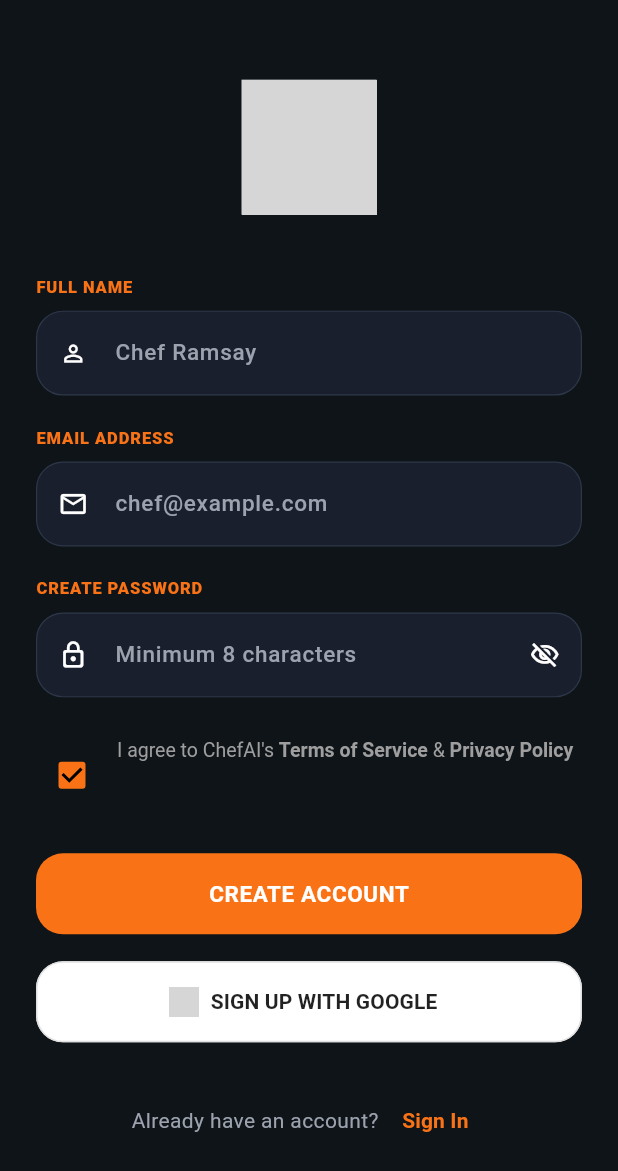
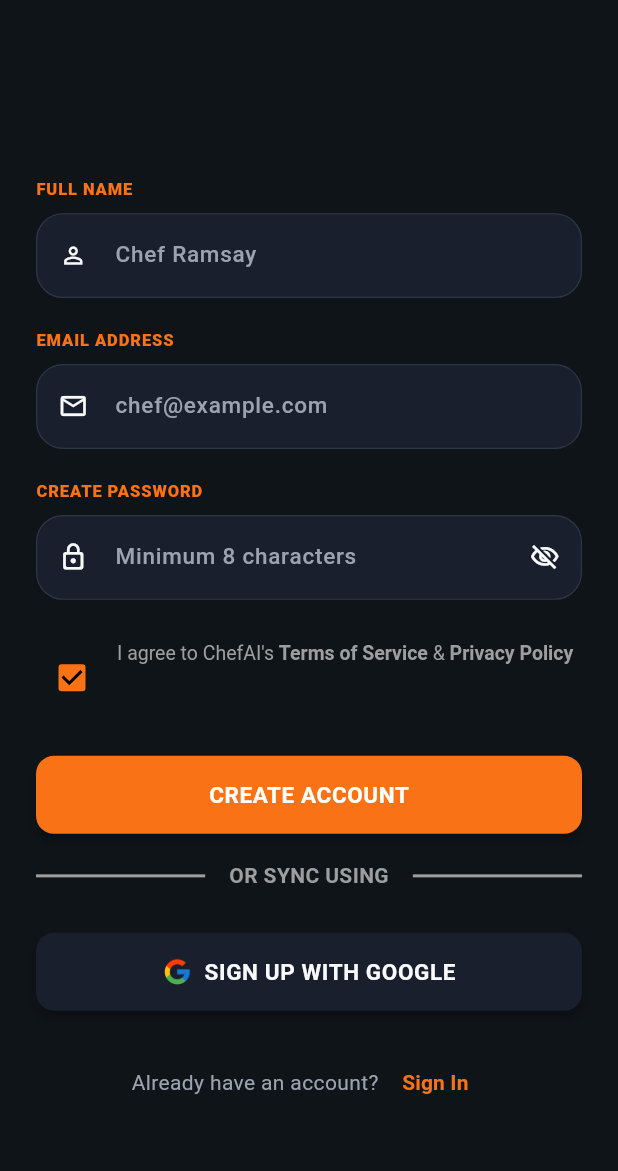
Before and after one commit to amansingh8670/chefai_flutter, a Flutter app: the SignUpScreen screen opened directly, on a phone screen of 412 x 824 dp. Shown: the top 1171 px of the screen. Run offline on Flutter 3.47's test engine with Material 3 defaults, Android fonts, the phone set to English and light mode, and no system bars; our stand-ins replace flutter_riverpod, flutter_svg; grey boxes are pictures that could not be loaded.

Commit message:
create primary secondary button and refine sign up page

```diff
--- a/lib/core/theme/app_theme.dart
+++ b/lib/core/theme/app_theme.dart
@@ -3,7 +3,6 @@ import 'package:flutter/material.dart';
 import 'app_colors.dart';
 
 class AppTheme {
-
   // =========================================================
   // LIGHT THEME
   // =========================================================
@@ -20,12 +19,12 @@ class AppTheme {
       secondary: AppColors.accentTeal,
       error: AppColors.dangerLight,
       surface: AppColors.surfaceLight,
+      onSurface: AppColors.textPrimaryLight,
     ),
 
     // =====================================================
     // APP BAR
     // =====================================================
-
     appBarTheme: const AppBarTheme(
       centerTitle: true,
       elevation: 0,
@@ -36,28 +35,21 @@ class AppTheme {
     // =====================================================
     // ICONS
     // =====================================================
-
-    iconTheme: const IconThemeData(
-      color: AppColors.textPrimaryLight,
-    ),
+    iconTheme: const IconThemeData(color: AppColors.textPrimaryLight),
 
     // =====================================================
     // CARD THEME
     // =====================================================
-
     cardTheme: CardThemeData(
       color: AppColors.cardBgLight,
       elevation: 0,
 
-      shape: RoundedRectangleBorder(
-        borderRadius: BorderRadius.circular(20),
-      ),
+      shape: RoundedRectangleBorder(borderRadius: BorderRadius.circular(20)),
     ),
 
     // =====================================================
     // DIVIDERS
     // =====================================================
-
     dividerTheme: const DividerThemeData(
       color: AppColors.dividerLight,
       thickness: 1,
@@ -66,57 +58,43 @@ class AppTheme {
     // =====================================================
     // PAGE TRANSITIONS
     // =====================================================
-
     pageTransitionsTheme: const PageTransitionsTheme(
       builders: {
-        TargetPlatform.android:
-            FadeUpwardsPageTransitionsBuilder(),
+        TargetPlatform.android: FadeUpwardsPageTransitionsBuilder(),
 
-        TargetPlatform.iOS:
-            CupertinoPageTransitionsBuilder(),
+        TargetPlatform.iOS: CupertinoPageTransitionsBuilder(),
       },
     ),
 
     // =====================================================
     // ELEVATED BUTTONS
     // =====================================================
-
     elevatedButtonTheme: ElevatedButtonThemeData(
       style: ElevatedButton.styleFrom(
         backgroundColor: AppColors.primaryOrange,
 
         foregroundColor: Colors.white,
 
-        elevation: 0,
+        elevation: 3,
 
-        padding: const EdgeInsets.symmetric(
-          horizontal: 20,
-          vertical: 14,
-        ),
+        padding: const EdgeInsets.symmetric(horizontal: 20, vertical: 14),
 
-        shape: RoundedRectangleBorder(
-          borderRadius: BorderRadius.circular(12),
-        ),
+        shape: RoundedRectangleBorder(borderRadius: BorderRadius.circular(12)),
       ),
     ),
 
     // =====================================================
     // TEXT THEME
     // =====================================================
-
     textTheme: const TextTheme(
       headlineMedium: TextStyle(
         color: AppColors.textPrimaryLight,
         fontWeight: FontWeight.bold,
       ),
 
-      bodyLarge: TextStyle(
-        color: AppColors.textPrimaryLight,
-      ),
+      bodyLarge: TextStyle(color: AppColors.textPrimaryLight),
 
-      bodyMedium: TextStyle(
-        color: AppColors.textSecondaryLight,
-      ),
+      bodyMedium: TextStyle(color: AppColors.textSecondaryLight),
     ),
   );
 
@@ -136,12 +114,12 @@ class AppTheme {
       secondary: AppColors.accentTeal,
       error: AppColors.dangerDark,
       surface: AppColors.surfaceDark,
+      onSurface: AppColors.textPrimaryDark,
     ),
 
     // =====================================================
     // APP BAR
     // =====================================================
-
     appBarTheme: const AppBarTheme(
       centerTitle: true,
       elevation: 0,
@@ -152,28 +130,21 @@ class AppTheme {
     // =====================================================
     // ICONS
     // =====================================================
-
-    iconTheme: const IconThemeData(
-      color: AppColors.textPrimaryDark,
-    ),
+    iconTheme: const IconThemeData(color: AppColors.textPrimaryDark),
 
     // =====================================================
     // CARD THEME
     // =====================================================
-
     cardTheme: CardThemeData(
       color: AppColors.cardBgDark,
       elevation: 0,
 
-      shape: RoundedRectangleBorder(
-        borderRadius: BorderRadius.circular(20),
-      ),
+      shape: RoundedRectangleBorder(borderRadius: BorderRadius.circular(20)),
     ),
 
     // =====================================================
     // DIVIDERS
     // =====================================================
-
     dividerTheme: const DividerThemeData(
       color: AppColors.dividerDark,
       thickness: 1,
@@ -182,57 +153,43 @@ class AppTheme {
     // =====================================================
     // PAGE TRANSITIONS
     // =====================================================
-
     pageTransitionsTheme: const PageTransitionsTheme(
       builders: {
-        TargetPlatform.android:
-            FadeUpwardsPageTransitionsBuilder(),
+        TargetPlatform.android: FadeUpwardsPageTransitionsBuilder(),
 
-        TargetPlatform.iOS:
-            CupertinoPageTransitionsBuilder(),
+        TargetPlatform.iOS: CupertinoPageTransitionsBuilder(),
       },
     ),
 
     // =====================================================
     // ELEVATED BUTTONS
     // =====================================================
-
     elevatedButtonTheme: ElevatedButtonThemeData(
       style: ElevatedButton.styleFrom(
         backgroundColor: AppColors.primaryOrange,
 
         foregroundColor: Colors.white,
 
-        elevation: 0,
+        elevation: 3,
 
-        padding: const EdgeInsets.symmetric(
-          horizontal: 20,
-          vertical: 14,
-        ),
+        padding: const EdgeInsets.symmetric(horizontal: 20, vertical: 14),
 
-        shape: RoundedRectangleBorder(
-          borderRadius: BorderRadius.circular(12),
-        ),
+        shape: RoundedRectangleBorder(borderRadius: BorderRadius.circular(12)),
       ),
     ),
 
     // =====================================================
     // TEXT THEME
     // =====================================================
-
     textTheme: const TextTheme(
       headlineMedium: TextStyle(
         color: AppColors.textPrimaryDark,
         fontWeight: FontWeight.bold,
       ),
 
-      bodyLarge: TextStyle(
-        color: AppColors.textPrimaryDark,
-      ),
+      bodyLarge: TextStyle(color: AppColors.textPrimaryDark),
 
-      bodyMedium: TextStyle(
-        color: AppColors.textSecondaryDark,
-      ),
+      bodyMedium: TextStyle(color: AppColors.textSecondaryDark),
     ),
   );
 }
--- a/lib/features/authentication/widgets/signup_form.dart
+++ b/lib/features/authentication/widgets/signup_form.dart
@@ -1,7 +1,11 @@
 import 'package:chef_ai_mobile/core/theme/app_colors.dart';
+import 'package:chef_ai_mobile/shared/widgets/buttons/primary_button.dart';
+import 'package:chef_ai_mobile/shared/widgets/buttons/secondary_button.dart';
+import 'package:chef_ai_mobile/shared/widgets/enums/button_icon_position.dart';
 import 'package:chef_ai_mobile/shared/widgets/inputs/email_field.dart';
 import 'package:chef_ai_mobile/shared/widgets/inputs/password_field.dart';
 import 'package:chef_ai_mobile/shared/widgets/inputs/text_field.dart';
+import 'package:chef_ai_mobile/shared/widgets/separators/text_inline_divider.dart';
 import 'package:flutter/material.dart';
 import 'package:flutter_svg/flutter_svg.dart';
 
@@ -40,18 +44,13 @@ class _SignUpScreenState extends State<SignUpScreen> {
       body: SafeArea(
         child: Center(
           child: SingleChildScrollView(
-            padding: const EdgeInsets.symmetric(
-              horizontal: 24,
-              vertical: 28,
-            ),
+            padding: const EdgeInsets.symmetric(horizontal: 24, vertical: 28),
             child: Form(
               key: _formKey,
               child: Column(
                 children: [
-                  SvgPicture.asset(
-                    "assets/images/chefai_logo.svg",
-                    height: 90,
-                  ),
+                  // SvgPicture.asset("assets/images/chefai_logo.svg", height: 90),
+
 
                   const SizedBox(height: 40),
 
@@ -71,9 +70,7 @@ class _SignUpScreenState extends State<SignUpScreen> {
 
                   const SizedBox(height: 20),
 
-                  AppEmailField(
-                    controller: _emailController,
-                  ),
+                  AppEmailField(controller: _emailController),
 
                   const SizedBox(height: 20),
 
@@ -99,27 +96,20 @@ class _SignUpScreenState extends State<SignUpScreen> {
                       Expanded(
                         child: RichText(
                           text: const TextSpan(
-                            style: TextStyle(
-                              color: Colors.grey,
-                              fontSize: 13,
-                            ),
+                            style: TextStyle(color: Colors.grey, fontSize: 13),
                             children: [
                               TextSpan(text: "I agree to ChefAI's "),
 
                               TextSpan(
                                 text: "Terms of Service",
-                                style: TextStyle(
-                                  fontWeight: FontWeight.bold,
-                                ),
+                                style: TextStyle(fontWeight: FontWeight.bold),
                               ),
 
                               TextSpan(text: " & "),
 
                               TextSpan(
                                 text: "Privacy Policy",
-                                style: TextStyle(
-                                  fontWeight: FontWeight.bold,
-                                ),
+                                style: TextStyle(fontWeight: FontWeight.bold),
                               ),
                             ],
                           ),
@@ -130,72 +120,32 @@ class _SignUpScreenState extends State<SignUpScreen> {
 
                   const SizedBox(height: 28),
 
-                  SizedBox(
-                    width: double.infinity,
-                    height: 54,
-                    child: ElevatedButton(
-                      style: ElevatedButton.styleFrom(
-                        backgroundColor: AppColors.primaryOrange,
-                        foregroundColor: Colors.white,
-                        elevation: 0,
-                        shape: RoundedRectangleBorder(
-                          borderRadius:
-                              BorderRadius.circular(18),
-                        ),
-                      ),
-                      onPressed: _createAccount,
-                      child: const Text(
-                        "CREATE ACCOUNT",
-                        style: TextStyle(
-                          fontSize: 15,
-                          fontWeight: FontWeight.w700,
-                          letterSpacing: .4,
-                        ),
-                      ),
-                    ),
+                  PrimaryButton(
+                    label: "CREATE ACCOUNT",
+                    // icon: Icon(Icons.add),
+                    iconPosition: ButtonIconPosition.left,
+                    onPressed: _createAccount,
                   ),
 
                   const SizedBox(height: 18),
+                  const TextInlineDivider(text: "OR SYNC USING"),
 
-                  SizedBox(
-                    width: double.infinity,
-                    height: 54,
-                    child: OutlinedButton.icon(
-                      style: OutlinedButton.styleFrom(
-                        backgroundColor: Colors.white,
-                        side: BorderSide(
-                          color: Colors.grey.shade300,
-                        ),
-                        shape: RoundedRectangleBorder(
-                          borderRadius:
-                              BorderRadius.circular(18),
-                        ),
-                      ),
-                      onPressed: () {
-                        // Google Sign In
-                      },
-                      icon: Image.asset(
-                        "assets/icons/google.png",
-                        height: 20,
-                      ),
-                      label: const Text(
-                        "SIGN UP WITH GOOGLE",
-                        style: TextStyle(
-                          color: Colors.black87,
-                          fontWeight: FontWeight.w700,
-                        ),
-                      ),
+                  const SizedBox(height: 28),
+                  SecondaryButton(
+                    label: "SIGN UP WITH GOOGLE",
+                    icon: Image.asset(
+                      "assets/images/google_logo.png",
+                      height: 20,
                     ),
+                    iconPosition: ButtonIconPosition.left,
+                    onPressed: _createAccount,
                   ),
 
-                  const SizedBox(height: 28),
-
+                  const SizedBox(height: 24),
                   Row(
                     mainAxisAlignment: MainAxisAlignment.center,
                     children: [
-                      const Text(
-                        "Already have an account? ",
-                      ),
+                      const Text("Already have an account? "),
                       TextButton(
                         onPressed: () {
                           // Navigate to Login
--- /dev/null
+++ b/lib/shared/widgets/buttons/primary_button.dart
@@ -0,0 +1,102 @@
+import 'package:flutter/material.dart';
+import 'package:chef_ai_mobile/shared/widgets/enums/button_icon_position.dart';
+
+class PrimaryButton extends StatelessWidget {
+  final String label;
+  final VoidCallback? onPressed;
+  final bool isLoading;
+  final bool disabled;
+  final Widget? icon;
+  final ButtonIconPosition iconPosition;
+
+  final double? width;
+  final double height;
+  final EdgeInsetsGeometry padding;
+
+  const PrimaryButton({
+    super.key,
+    required this.label,
+    required this.onPressed,
+    this.isLoading = false,
+    this.disabled = false,
+    this.icon,
+    this.iconPosition = ButtonIconPosition.left,
+    this.width,
+    this.height = 52,
+    this.padding = const EdgeInsets.symmetric(
+      horizontal: 20,
+      vertical: 10,
+    ),
+  });
+
+  bool get _isDisabled {
+    return disabled || isLoading || onPressed == null;
+  }
+
+  @override
+  Widget build(BuildContext context) {
+    final theme = Theme.of(context);
+
+    return SizedBox(
+      width: width ?? double.infinity,
+      height: height,
+      child: ElevatedButton(
+        onPressed: _isDisabled ? null : onPressed,
+
+        // Inherits primary colors, elevation and shape
+        // from AppTheme.elevatedButtonTheme.
+        style: ElevatedButton.styleFrom(
+          padding: padding,
+        ),
+
+        child: isLoading
+            ? SizedBox(
+                width: 20,
+                height: 20,
+                child: CircularProgressIndicator(
+                  strokeWidth: 2,
+                  color: theme.colorScheme.onPrimary,
+                  backgroundColor: Colors.transparent,
+                ),
+              )
+            : _buildContent(),
+      ),
+    );
+  }
+
+  Widget _buildContent() {
+    final labelWidget = Flexible(
+      child: Text(
+        label,
+        overflow: TextOverflow.ellipsis,
+        style: const TextStyle(
+          fontSize: 15,
+          fontWeight: FontWeight.w700,
+          letterSpacing: 0.4,
+        ),
+      ),
+    );
+
+    if (icon == null) {
+      return labelWidget;
+    }
+
+    return Row(
+      mainAxisSize: MainAxisSize.min,
+      mainAxisAlignment: MainAxisAlignment.center,
+      children: [
+        if (iconPosition == ButtonIconPosition.left) ...[
+          icon!,
+          const SizedBox(width: 8),
+        ],
+
+        labelWidget,
+
+        if (iconPosition == ButtonIconPosition.right) ...[
+          const SizedBox(width: 8),
+          icon!,
+        ],
+      ],
+    );
+  }
+}
--- /dev/null
+++ b/lib/shared/widgets/buttons/secondary_button.dart
@@ -0,0 +1,102 @@
+import 'package:chef_ai_mobile/shared/widgets/enums/button_icon_position.dart';
+import 'package:flutter/material.dart';
+
+class SecondaryButton extends StatelessWidget {
+  final String label;
+  final VoidCallback? onPressed;
+  final bool disabled;
+  final bool isLoading;
+  final Widget? icon;
+  final ButtonIconPosition iconPosition;
+
+  final double? width;
+  final double height;
+  final EdgeInsetsGeometry padding;
+
+  const SecondaryButton({
+    super.key,
+    required this.label,
+    required this.onPressed,
+    this.isLoading = false,
+    this.disabled = false,
+    this.icon,
+    this.iconPosition = ButtonIconPosition.left,
+    this.width,
+    this.height = 52,
+    this.padding = const EdgeInsets.symmetric(horizontal: 20, vertical: 10),
+  });
+
+  bool get _isDisabled {
+    return disabled || isLoading || onPressed == null;
+  }
+
+  @override
+  Widget build(BuildContext context) {
+    final theme = Theme.of(context);
+
+    return SizedBox(
+      width: width ?? double.infinity,
+      height: height,
+      child: ElevatedButton(
+        onPressed: _isDisabled ? null : onPressed,
+
+        style: ElevatedButton.styleFrom(
+          backgroundColor: theme.colorScheme.surface,
+          foregroundColor: theme.colorScheme.onSurface,
+          elevation: 3,
+          padding: padding,
+          shape: RoundedRectangleBorder(
+            borderRadius: BorderRadius.circular(12),
+          ),
+        ),
+
+        child: isLoading
+            ? SizedBox(
+                width: 20,
+                height: 20,
+                child: CircularProgressIndicator(
+                  strokeWidth: 2,
+                  color: theme.colorScheme.onSurface,
+                ),
+              )
+            : _buildContent(),
+      ),
+    );
+  }
+
+  Widget _buildContent() {
+    final labelWidget = Flexible(
+      child: Text(
+        label,
+        overflow: TextOverflow.ellipsis,
+        style: const TextStyle(
+          fontSize: 15,
+          fontWeight: FontWeight.w700,
+          letterSpacing: 0.4,
+        ),
+      ),
+    );
+
+    if (icon == null) {
+      return labelWidget;
+    }
+
+    return Row(
+      mainAxisSize: MainAxisSize.min,
+      mainAxisAlignment: MainAxisAlignment.center,
+      children: [
+        if (iconPosition == ButtonIconPosition.left) ...[
+          icon!,
+          const SizedBox(width: 8),
+        ],
+
+        labelWidget,
+
+        if (iconPosition == ButtonIconPosition.right) ...[
+          const SizedBox(width: 8),
+          icon!,
+        ],
+      ],
+    );
+  }
+}
--- /dev/null
+++ b/lib/shared/widgets/enums/button_icon_position.dart
@@ -0,0 +1 @@
+enum ButtonIconPosition { left, right }
--- a/lib/shared/widgets/inputs/text_field.dart
+++ b/lib/shared/widgets/inputs/text_field.dart
@@ -12,7 +12,7 @@ class AppTextField extends ConsumerStatefulWidget {
   final TextEditingController controller;
   final FocusNode? focusNode;
 
-final bool showLabel;
+  final bool showLabel;
   final TextInputType keyboardType;
   final TextInputAction textInputAction;
 
@@ -147,8 +147,7 @@ class _AppTextFieldState extends ConsumerState<AppTextField> {
             boxShadow: isFocused
                 ? [
                     BoxShadow(
-                      color: AppColors.primaryOrange
-                          .withValues(alpha: .12),
+                      color: AppColors.primaryOrange.withValues(alpha: .12),
                       blurRadius: 12,
                       spreadRadius: 1,
                     ),
--- /dev/null
+++ b/lib/shared/widgets/separators/text_inline_divider.dart
@@ -0,0 +1,23 @@
+import 'package:flutter/material.dart';
+
+class TextInlineDivider extends StatelessWidget {
+  final String text;
+  const TextInlineDivider({super.key, this.text = ""});
+
+  @override
+  Widget build(BuildContext context) {
+    return Row(
+      children: [
+        const Expanded(child: Divider(thickness: 2, color: Colors.grey)),
+        Padding(
+          padding: const EdgeInsets.symmetric(horizontal: 16),
+          child: Text(
+            text,
+            style: const TextStyle(fontSize: 14, color: Colors.grey, fontWeight: FontWeight.w700),
+          ),
+        ),
+        const Expanded(child: Divider(thickness: 2, color: Colors.grey)),
+      ],
+    );
+  }
+}
--- a/pubspec.yaml
+++ b/pubspec.yaml
@@ -63,6 +63,7 @@ flutter:
   # To add assets to your application, add an assets section, like this:
   assets:
     - assets/icons/
+    - assets/images/
   #   - images/a_dot_burr.jpeg
   #   - images/a_dot_ham.jpeg
 
```
Also changed, not shown: lib/features/meal_tracker/pages/dashboard.dart (+36 -26 lines), lib/features/meal_tracker/widgets/calendar_date_tile.dart (added, +68 -0 lines), lib/features/meal_tracker/widgets/date_scroller.dart (added, +35 -0 lines), lib/main.dart (+13 -17 lines), assets/images/google_logo.png (added), lib/services/authentication_service.dart (added).
